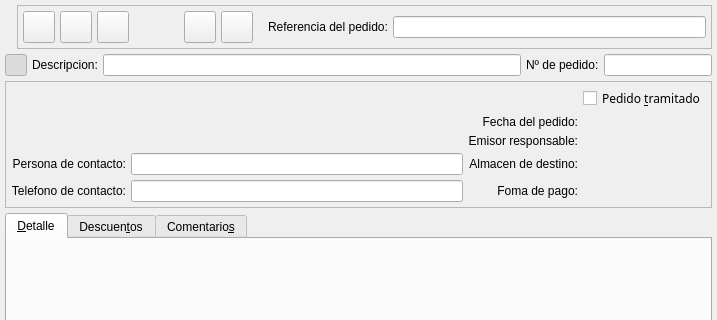
First picture: the form in bulmages/bulmafact/src/pedidoproveedorbase.ui, repository eboladev/Bulmages-1, before the edit; both pictures show x 0 to 717 and y 0 to 320 of the 717 by 551 pixel window.
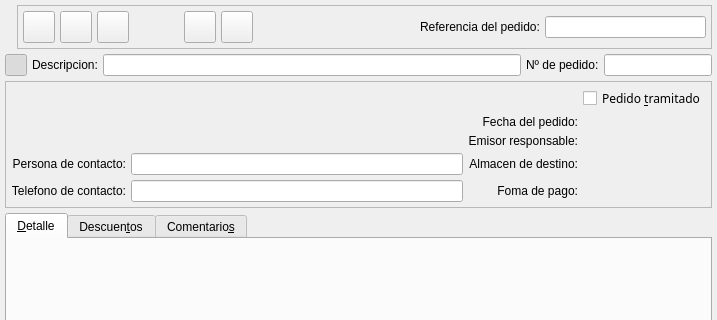
Second picture: the form after the edit. Icons and pictures are not drawn. Custom widgets are drawn as their Qt base class.

The edit to the form file:
```diff
--- a/bulmages/bulmafact/src/pedidoproveedorbase.ui
+++ b/bulmages/bulmafact/src/pedidoproveedorbase.ui
@@ -273,7 +273,7 @@
            <enum>Qt::Horizontal</enum>
           </property>
           <property name="sizeType" >
-           <enum>QSizePolicy::Minimum</enum>
+           <enum>QSizePolicy::Expanding</enum>
           </property>
           <property name="sizeHint" >
            <size>
@@ -303,13 +303,11 @@
         </item>
         <item>
          <widget class="BusquedaReferencia" name="mui_referenciaPedido" >
-          <property name="sizePolicy" >
-           <sizepolicy>
-            <hsizetype>3</hsizetype>
-            <vsizetype>0</vsizetype>
-            <horstretch>0</horstretch>
-            <verstretch>0</verstretch>
-           </sizepolicy>
+          <property name="minimumSize" >
+           <size>
+            <width>150</width>
+            <height>0</height>
+           </size>
           </property>
          </widget>
         </item>
```
